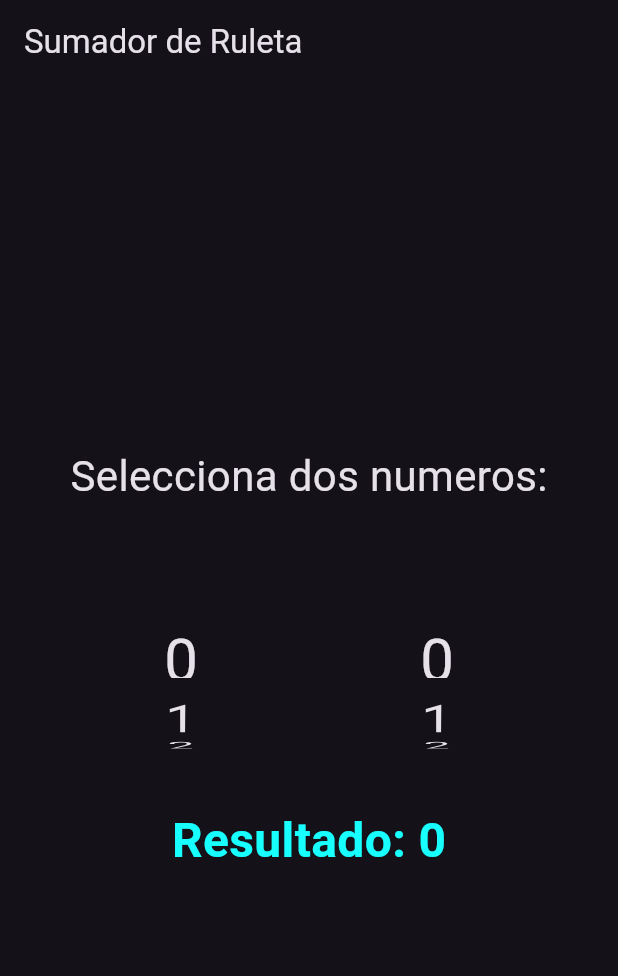
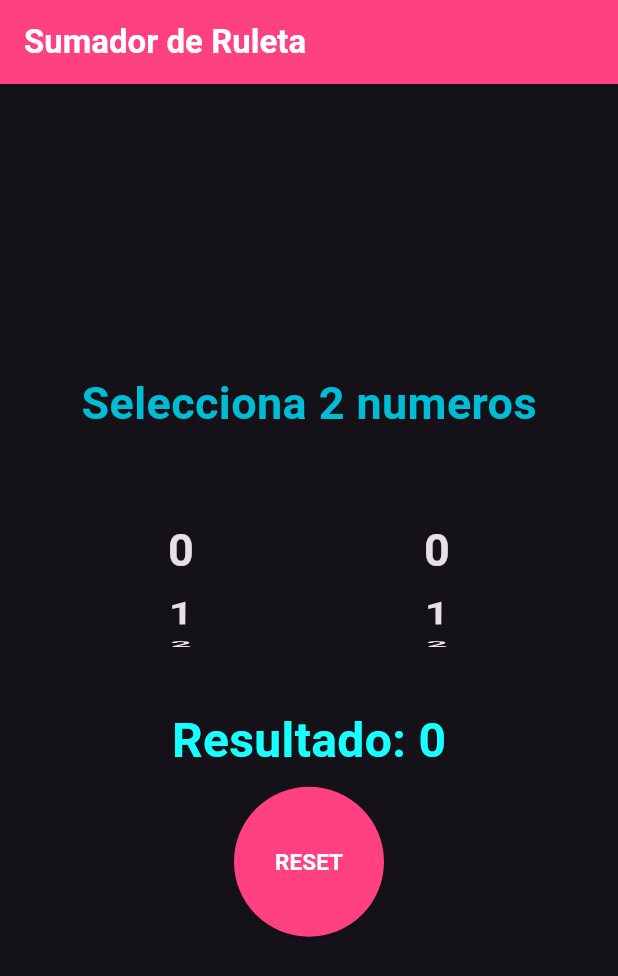
Before and after one commit to ning3n/number_spinner_app, a Flutter app: the screen it shows after launch, on a phone screen of 412 x 824 dp. Shown: the top 976 px of the screen. Run offline on Flutter 3.47's test engine with Material 3 defaults, Android fonts, the phone set to English and light mode, and no system bars.

Commit message:
Added reset button and corrected some styling on text and app colors to make it look more cyberpunk style

```diff
--- a/lib/components/number_wheel.dart
+++ b/lib/components/number_wheel.dart
@@ -1,11 +1,12 @@
 import 'package:flutter/material.dart';
 
-Widget numberWheel({required Function(int) onSelectedItemChanged}){
+Widget numberWheel({required FixedExtentScrollController controller, required Function(int) onSelectedItemChanged}){
   final List<int> numbers = List.generate(100, (index) => index);
   return SizedBox(
     height: 150,
     width: 100,
     child: ListWheelScrollView.useDelegate(
+      controller: controller,
       itemExtent: 40,
       perspective: 0.005,
       diameterRatio: 1.2,
@@ -15,7 +16,7 @@ Widget numberWheel({required Function(int) onSelectedItemChanged}){
         builder: (context, index) => Center(
           child: Text(
             numbers[index].toString(),
-            style: TextStyle(fontSize: 40),
+            style: TextStyle(fontSize: 30, fontWeight: FontWeight.bold),
           ),
         ),
         childCount: numbers.length,
--- a/lib/screens/number_spinner_screen.dart
+++ b/lib/screens/number_spinner_screen.dart
@@ -13,25 +13,45 @@ class _NumberSpinnerScreenState extends State<NumberSpinnerScreen> {
   int selectedNumber2 = 0;
 
   final List<int> numbers = List.generate(100, (index) => index);
+  final FixedExtentScrollController controller1 = FixedExtentScrollController();
+  final FixedExtentScrollController controller2 = FixedExtentScrollController();
+
+  void resetear() {
+    controller1.jumpToItem(0);
+    controller2.jumpToItem(0);
+    setState(() {
+      selectedNumber1 = 0;
+      selectedNumber2 = 0;
+    });
+  }
+
+  @override
+  void dispose() {
+    controller1.dispose();
+    controller2.dispose();
+    super.dispose();
+  }
 
   @override
   Widget build(BuildContext context) {
     return Scaffold(
-      appBar: AppBar(title: Text('Sumador de Ruleta')),
+      appBar: AppBar(title: Text('Sumador de Ruleta', style: TextStyle(fontWeight: FontWeight.bold)), backgroundColor: Colors.pinkAccent, foregroundColor: Colors.white),
       body: Column(
         mainAxisAlignment: MainAxisAlignment.center,
         children: [
-          Text('Selecciona dos numeros:', style: TextStyle(fontSize: 28)),
-          SizedBox(height: 20),
+          Text('Selecciona 2 numeros', style: TextStyle(fontSize: 30, color: Colors.cyan, fontWeight: FontWeight.bold),),
+
           Row(
             mainAxisAlignment: MainAxisAlignment.spaceEvenly,
             children: [
               numberWheel(
+                controller: controller1,
                 onSelectedItemChanged: (index){
                   setState(() => selectedNumber1 = numbers[index]);
                 },
               ),
               numberWheel(
+                controller: controller2,
                 onSelectedItemChanged: (index){
                   setState(() => selectedNumber2 = numbers[index]);
                 },
@@ -42,6 +62,21 @@ class _NumberSpinnerScreenState extends State<NumberSpinnerScreen> {
           Text(
             'Resultado: ${selectedNumber1 + selectedNumber2}',
             style: TextStyle(fontSize: 32, fontWeight: FontWeight.bold, color: Colors.cyanAccent),
+          ),
+          Padding(
+            padding: const EdgeInsets.all(8.0),
+            child: SizedBox(
+              height: 100,
+              width: 100,
+              child: ElevatedButton(
+                onPressed: resetear,
+                style: ElevatedButton.styleFrom(
+                  backgroundColor: Colors.pinkAccent,
+                  foregroundColor: Colors.white,
+                ),
+                child: Text('RESET', style: TextStyle(fontWeight: FontWeight.bold, fontSize: 15,))
+              )
+            ),
           )
         ],
       ),
```
